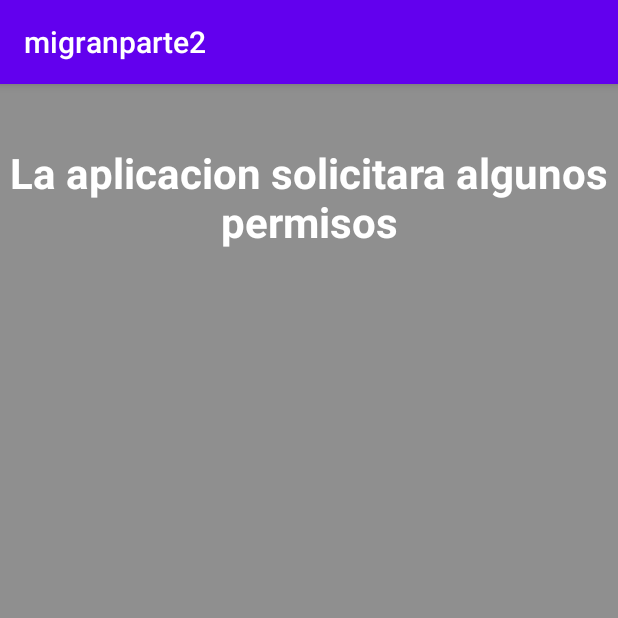
After one commit to Nilder/migranparte2, an Android app: the Permisos screen opened directly, with no data from a screen before it, on a phone screen of 412 x 824 dp, the top half of it. The commit adds this screen. Run offline under Robolectric (Android 15) with nearby library versions, the phone set to English and light mode, and no system bars.

Commit message:
Añadiendo solicitud de permiso del telefono caso base

```diff
--- a/app/src/main/java/com/example/migranparte2/MainActivity.java
+++ b/app/src/main/java/com/example/migranparte2/MainActivity.java
@@ -46,6 +46,10 @@ public class MainActivity extends AppCompatActivity {
             startActivity(new Intent(this, Multimedia.class));
             return true;
         }
+        if (id == R.id.activity_permisos) {
+            startActivity(new Intent(this, Permisos.class));
+            return true;
+        }
         return super.onOptionsItemSelected(item);
     }
 
--- /dev/null
+++ b/app/src/main/java/com/example/migranparte2/Permisos.java
@@ -0,0 +1,64 @@
+package com.example.migranparte2;
+
+import androidx.appcompat.app.AppCompatActivity;
+import androidx.core.app.ActivityCompat;
+import androidx.core.content.ContextCompat;
+
+import android.Manifest;
+import android.app.AlertDialog;
+import android.content.DialogInterface;
+import android.content.pm.PackageManager;
+import android.os.Bundle;
+
+public class Permisos extends AppCompatActivity {
+
+    @Override
+    protected void onCreate(Bundle savedInstanceState) {
+        super.onCreate(savedInstanceState);
+        setContentView(R.layout.activity_permisos);
+        if (ContextCompat.checkSelfPermission(this,
+                Manifest.permission.CALL_PHONE) == PackageManager.PERMISSION_GRANTED) {
+            arranque();
+        } else {
+            solicitarPermiso(Manifest.permission.CALL_PHONE,
+                    "Sin el permiso" + " de telefono no podemos realizar llamadas.", 0);
+        }
+    }
+    public void solicitarPermiso(final String permiso, String justificacion, final int codigo) {
+        if (ActivityCompat.shouldShowRequestPermissionRationale(this, permiso)) {
+            AlertDialog.Builder dialogo1 = new AlertDialog.Builder(this);
+            dialogo1.setTitle("Solicitud de permiso");
+            dialogo1.setMessage(justificacion);
+            dialogo1.setPositiveButton("Ok", new DialogInterface.OnClickListener() {
+                public void onClick(DialogInterface dialogo1, int id) {
+                    ActivityCompat.requestPermissions(Permisos.this, new String[]{permiso}, codigo);
+                }
+            });
+            dialogo1.show();
+        } else {
+            ActivityCompat.requestPermissions(this, new String[]{permiso}, codigo);
+        }
+    }
+    @Override
+    public void onRequestPermissionsResult(int requestCode, String[] permissions, int[] grantResults) {
+        if (requestCode == 0) {
+            if (grantResults.length == 1 && grantResults[0] == PackageManager.PERMISSION_GRANTED) {
+                arranque();
+            } else {
+                solicitarPermiso(Manifest.permission.CALL_PHONE,
+                        "Sin el permiso" + "\" de telefono no podemos realizar llamadas.", 0);
+            }
+        }
+    }
+    void arranque() {
+        AlertDialog.Builder dialogo1 = new AlertDialog.Builder(this);
+        dialogo1.setTitle("FELICITACIONES");
+        dialogo1.setMessage("Usted ya tiene los permisos necesarios para usar nuestra app");
+        dialogo1.setPositiveButton("Ok", new DialogInterface.OnClickListener() {
+            public void onClick(DialogInterface dialogo1, int id) {
+                finish();
+            }
+        });
+        dialogo1.show();
+    }
+}
--- /dev/null
+++ b/app/src/main/res/layout/activity_permisos.xml
@@ -0,0 +1,20 @@
+<?xml version="1.0" encoding="utf-8"?>
+<LinearLayout xmlns:android="http://schemas.android.com/apk/res/android"
+    xmlns:tools="http://schemas.android.com/tools"
+    android:layout_width="match_parent"
+    android:layout_height="match_parent"
+    android:orientation="vertical"
+    android:background="#8f8f8f"
+    android:gravity="top"
+    >
+    <TextView
+        android:layout_width="match_parent"
+        android:layout_height="wrap_content"
+        android:layout_marginTop="40dp"
+        android:text="La aplicacion solicitara algunos permisos"
+        android:textColor="#fff"
+        android:textStyle="bold"
+        android:textSize="28sp"
+        android:gravity="center"
+        />
+</LinearLayout>
```
Also changed, not shown: app/src/main/AndroidManifest.xml (+6 -2 lines).
